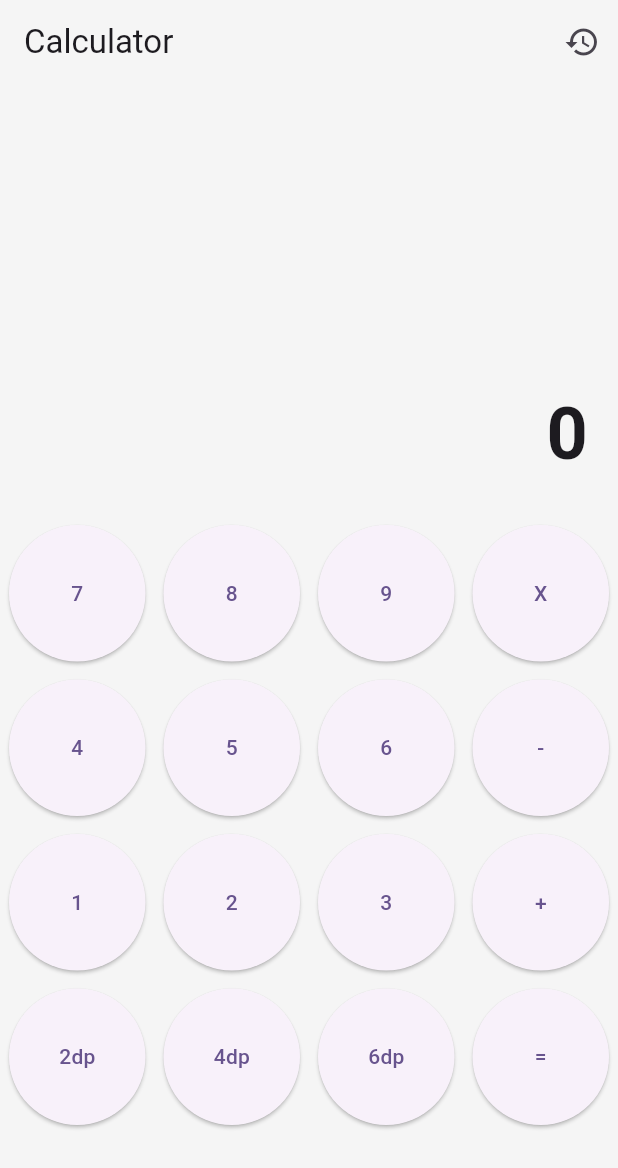
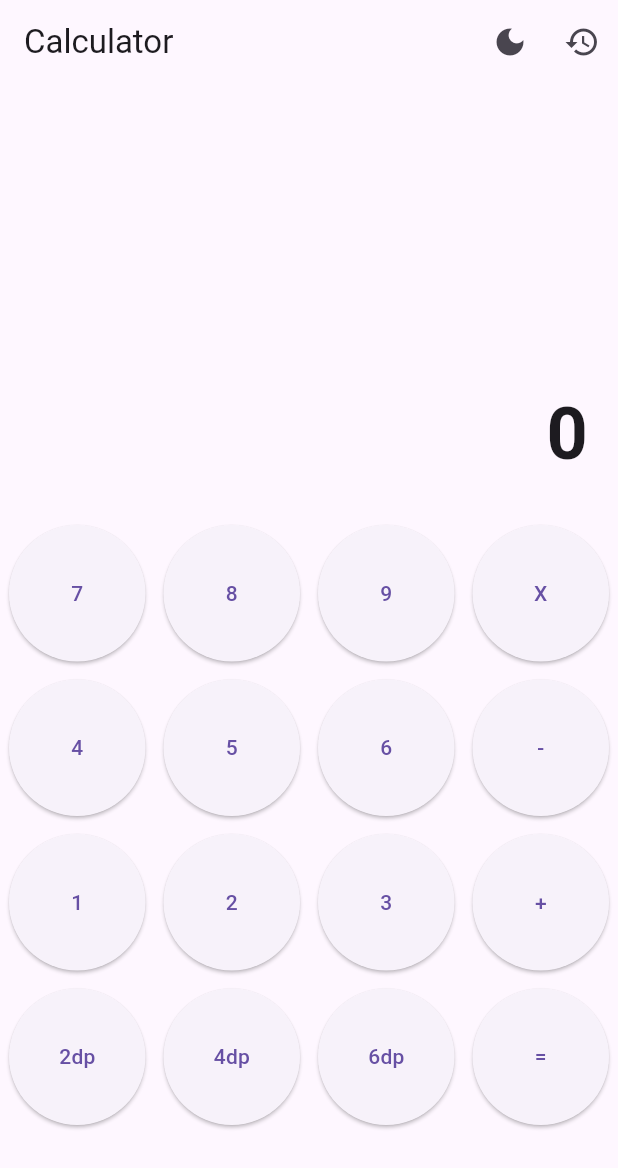
Before and after one commit to ajithmannarakkal/flutter-calculator-getx, a Flutter app: the screen it shows after launch, on a phone screen of 412 x 824 dp. Shown: the top 1168 px of the screen. Run offline on Flutter 3.47's test engine with Material 3 defaults, Android fonts, the light colour scheme and no system bars; our stand-ins replace get, get_storage.

Commit message:
Added theme switching and snackbar feedback

```diff
--- a/lib/main.dart
+++ b/lib/main.dart
@@ -11,14 +11,17 @@ Future<void> main() async {
 class MyApp extends StatelessWidget {
   const MyApp({super.key});
 
-  // This widget is the root of your application.
   @override
   Widget build(BuildContext context) {
+    final box = GetStorage();
+    bool savedDark = box.read("isDarkMode") ?? false;
+
     return GetMaterialApp(
       title: 'Calculator App',
-      theme: ThemeData(
-        colorScheme: .fromSeed(seedColor: Colors.deepPurple),
-      ),
+      debugShowCheckedModeBanner: false,
+      theme: ThemeData.light(),
+      darkTheme: ThemeData.dark(),
+      themeMode: savedDark ? ThemeMode.dark : ThemeMode.light,
       home: CalculatorScreen(),
     );
   }
--- a/lib/view/calculator_screen.dart
+++ b/lib/view/calculator_screen.dart
@@ -10,15 +10,24 @@ class CalculatorScreen extends StatelessWidget {
 
   @override
   Widget build(BuildContext context) {
-    return Scaffold(backgroundColor: Colors.grey[100],
+    return Scaffold(
       appBar: AppBar(
-        backgroundColor: Colors.grey[100],        title: Text('Calculator'),actions: [IconButton(
+        title: Text('Calculator'),
+        actions: [
+          Obx(() => IconButton(
+            onPressed: () => controller.toggleTheme(),
+            icon: Icon(controller.isDarkMode.value ? Icons.light_mode : Icons.dark_mode),
+          )),
+          IconButton(
             onPressed: () {
               Get.bottomSheet(
                 Container(
                   padding: EdgeInsets.all(16),
-              color: Colors.white,
+                  color: Get.isDarkMode ? Colors.grey[900] : Colors.white,
                   child: Obx(() {
+                    if (controller.history.isEmpty) {
+                      return Center(child: Text("No history yet"));
+                    }
                     return ListView.builder(
                       itemCount: controller.history.length,
                       itemBuilder: (context, index) {
@@ -32,7 +41,9 @@ class CalculatorScreen extends StatelessWidget {
               );
             },
             icon: Icon(Icons.history),
-      )],),
+          ),
+        ],
+      ),
       body: Column(
         children: [
           Expanded(  flex: 3,
```
Also changed, not shown: lib/controller/calculator_controller.dart (+26 -4 lines). Lines whose indentation alone changed are shown as unchanged.
